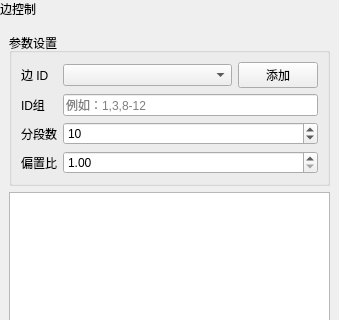
Old version of the form plugins/Base_Mesh/MeshEdgeControlWidget.ui in the repository asd977/base_cae; both pictures show x 0 to 339 and y 0 to 320 of the 339 by 520 pixel window.
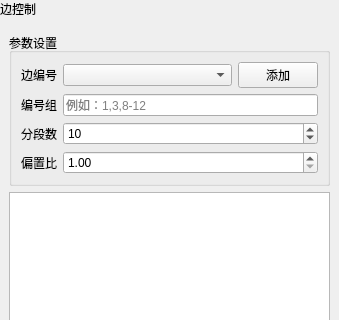
New version of the form. Custom widgets are drawn as their Qt base class.

Patch:
```diff
--- a/plugins/Base_Mesh/MeshEdgeControlWidget.ui
+++ b/plugins/Base_Mesh/MeshEdgeControlWidget.ui
@@ -148,7 +148,7 @@
               </sizepolicy>
              </property>
              <property name="text">
-              <string>边 ID</string>
+              <string>边编号</string>
              </property>
             </widget>
            </item>
@@ -194,7 +194,7 @@
            <item row="3" column="0">
             <widget class="QLabel" name="label">
              <property name="text">
-              <string>ID组</string>
+              <string>编号组</string>
              </property>
             </widget>
            </item>
```
